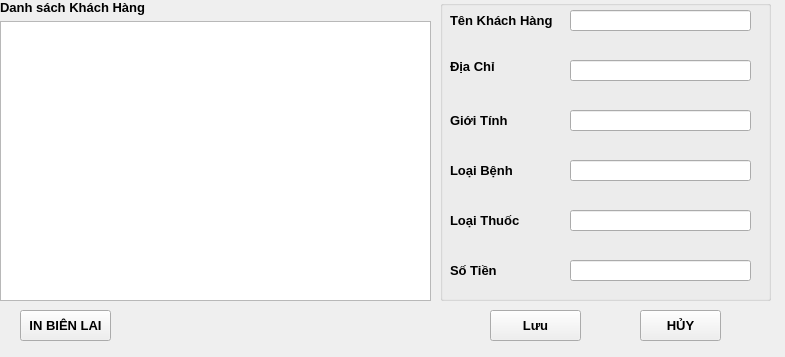
The window that dongphi.ui (xdien/tcmr) describes before a commit, drawn with Qt 5.
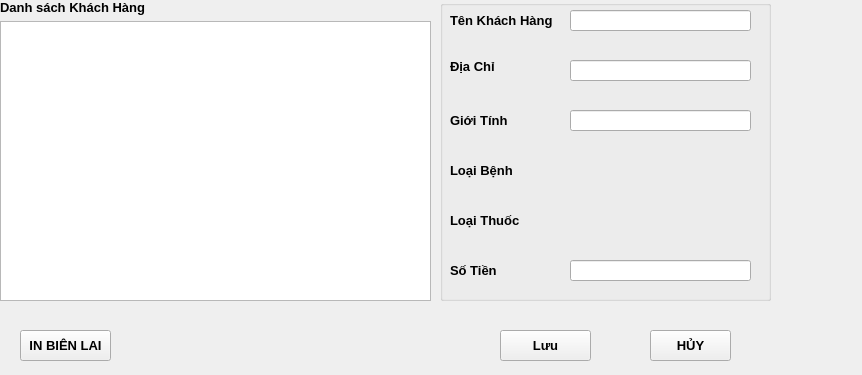
The same window after the commit.

```diff
--- a/dongphi.ui
+++ b/dongphi.ui
@@ -6,8 +6,8 @@
    <rect>
     <x>0</x>
     <y>0</y>
-    <width>785</width>
-    <height>357</height>
+    <width>862</width>
+    <height>375</height>
    </rect>
   </property>
   <property name="windowTitle">
@@ -77,8 +77,8 @@
    <widget class="QPushButton" name="pushButton_4">
     <property name="geometry">
      <rect>
-      <x>640</x>
-      <y>310</y>
+      <x>650</x>
+      <y>330</y>
       <width>81</width>
       <height>31</height>
      </rect>
@@ -98,7 +98,7 @@
     <property name="geometry">
      <rect>
       <x>20</x>
-      <y>310</y>
+      <y>330</y>
       <width>91</width>
       <height>31</height>
      </rect>
@@ -117,8 +117,8 @@
    <widget class="QPushButton" name="pushButton_6">
     <property name="geometry">
      <rect>
-      <x>490</x>
-      <y>310</y>
+      <x>500</x>
+      <y>330</y>
       <width>91</width>
       <height>31</height>
      </rect>
@@ -202,26 +202,6 @@
       <string>Loại Thuốc</string>
      </property>
     </widget>
-    <widget class="QLineEdit" name="loaibenh">
-     <property name="geometry">
-      <rect>
-       <x>130</x>
-       <y>160</y>
-       <width>181</width>
-       <height>21</height>
-      </rect>
-     </property>
-    </widget>
-    <widget class="QLineEdit" name="loaithuoc">
-     <property name="geometry">
-      <rect>
-       <x>130</x>
-       <y>210</y>
-       <width>181</width>
-       <height>21</height>
-      </rect>
-     </property>
-    </widget>
     <widget class="QLabel" name="label_5">
      <property name="geometry">
       <rect>
```
